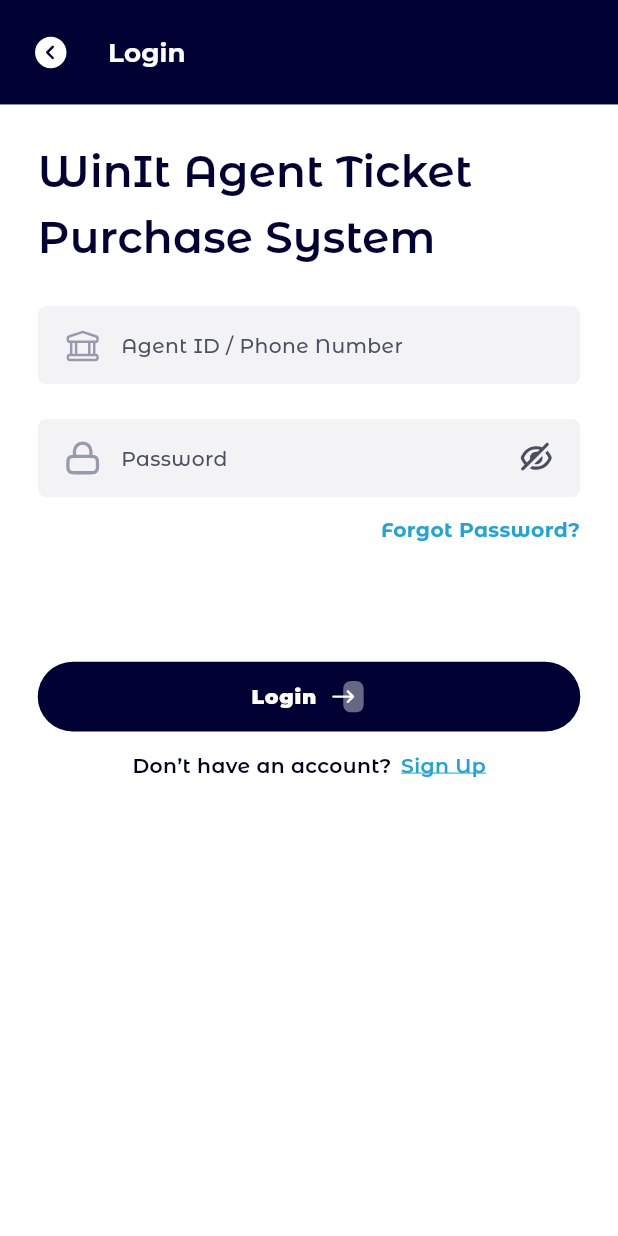
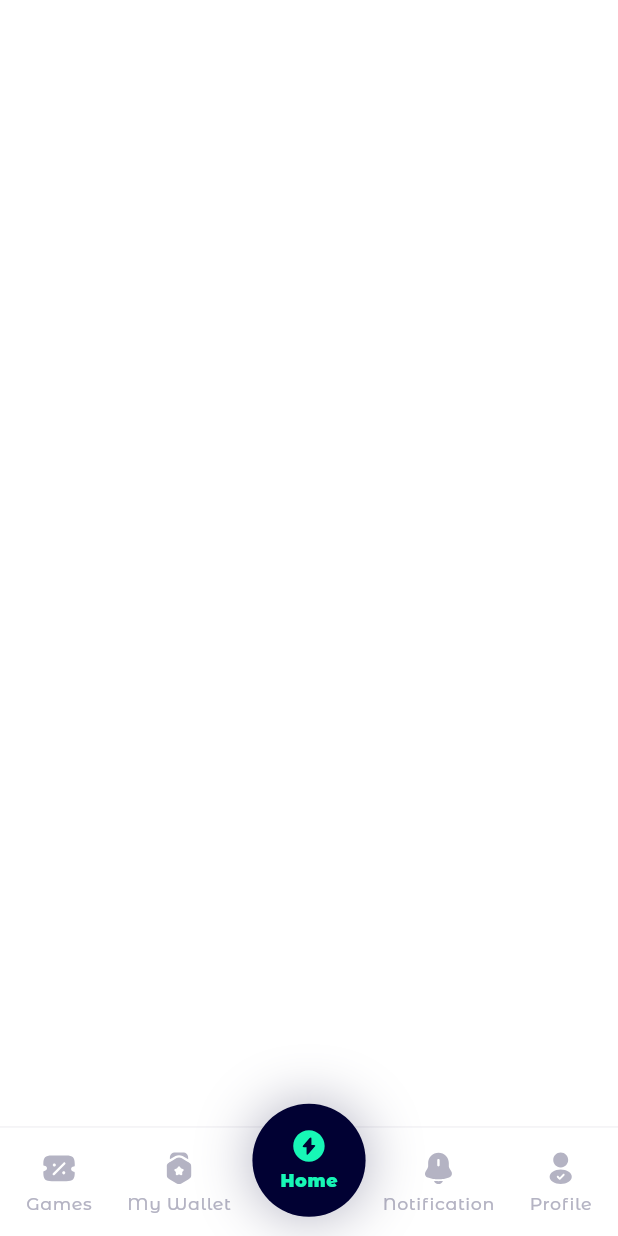
Before and after one commit to sbscphp/winit-agent-mobile, a Flutter app: the Login screen opened directly, after a tap on "Login", on a phone screen of 412 x 824 dp. Run offline on Flutter 3.47's test engine with Material 3 defaults, Android fonts, the phone set to English and light mode, and no system bars; our stand-ins replace animate_do, another_flushbar, cached_network_image, card_swiper, dio, file_picker and 19 more; missing offline and left inert: auto_size_text_plus, local_auth_android, local_auth_darwin, webview_flutter_android, webview_flutter_wkwebview; accounts and stored records are empty; project files that could hold a hidden picture were left out.

Commit message:
bottom nav implementation

```diff
--- a/lib/core/constants/app_asset.dart
+++ b/lib/core/constants/app_asset.dart
@@ -1,5 +1,6 @@
 const _imageDirectory = 'assets/images';
 const _iconDirectory = 'assets/icons';
+const _bottomNavDirectory = 'assets/icons/bottom_nav_items';
 
 class AppAsset {
   AppAsset._();
@@ -29,6 +30,13 @@
   static const String ninStack = '$_iconDirectory/nin_stack.svg';
   static const String bvnStack = '$_iconDirectory/bvn_stack.svg';
 
+  //bottom nav
+  static const String home = '$_bottomNavDirectory/home.svg';
+  static const String games = '$_bottomNavDirectory/games.svg';
+  static const String myWallet = '$_bottomNavDirectory/my_wallet.svg';
+  static const String notification = '$_bottomNavDirectory/notification.svg';
+  static const String profile = '$_bottomNavDirectory/profile.svg';
+
 
 
 
--- a/lib/core/constants/named_routes.dart
+++ b/lib/core/constants/named_routes.dart
@@ -17,6 +17,9 @@
   static const login = '/login';
   static const otp = '/otp';
 
+  //bottom-nav
+  static const bottomNav = '/bottomNav';
+
 
   //payment
   static const selectPaymentMethod = '/selectPaymentMethod';
--- a/lib/core/data/view_models/bottom_nav_view_model.dart
+++ b/lib/core/data/view_models/bottom_nav_view_model.dart
@@ -19,7 +19,11 @@
 
   //children of the bottom Nav
   final List<Widget>  _children = [
-   Container()
+    Container(), //games
+    Container(), //my wallet
+    Container(), //notification
+    Container(), // profile
+    Container(), //home
   ];
   List<Widget> get children => _children;
 
--- a/lib/ui/pages/authentication/login.dart
+++ b/lib/ui/pages/authentication/login.dart
@@ -6,7 +6,10 @@
 import 'package:winit_agent/core/constants/app_asset.dart';
 import 'package:winit_agent/core/constants/app_theme/custom_color_scheme.dart';
 import 'package:winit_agent/core/constants/color_path.dart';
+import 'package:winit_agent/core/constants/named_routes.dart';
+import 'package:winit_agent/core/utilities/navigator.dart';
 import 'package:winit_agent/core/utilities/validator.dart';
+import 'package:winit_agent/ui/pages/bottom_nav.dart';
 import 'package:winit_agent/ui/widgets/busy_overlay.dart';
 import 'package:winit_agent/ui/widgets/clickable.dart';
 import 'package:winit_agent/ui/widgets/custom_appbar.dart';
@@ -126,7 +129,8 @@
                              CustomButton(
                                  buttonText: 'Login',
                                  suffixIcon: AppAsset.login,
-                                 onPressed: () async{
+                                 onPressed: () {
+                                   pushNavigation(context: context, widget: const BottomNav(), routeName: NamedRoutes.bottomNav);
                                  }
                              ),
                              SizedBox(height: 13.h,),
--- a/lib/ui/pages/bottom_nav.dart
+++ b/lib/ui/pages/bottom_nav.dart
@@ -1,130 +1,79 @@
-// import 'package:flutter/material.dart';
-// import 'package:flutter/scheduler.dart';
-// import 'package:flutter/services.dart';
-// import 'package:flutter_riverpod/flutter_riverpod.dart';
-// import 'package:flutter_screenutil/flutter_screenutil.dart';
-// import 'package:winit_agent/core/data/view_models/authentication_view_models/login_view_model.dart';
-// import 'package:winit_agent/core/data/view_models/bottom_nav_view_model.dart';
-// import 'package:winit_agent/core/data/view_models/notification_view_models/notification_settings_view_model.dart';
-// import 'package:winit_agent/core/data/view_models/profile_view_models/profile_view_model.dart';
-// import 'package:winit_agent/core/data/view_models/profile_view_models/spend_limit_view_model.dart';
-// import 'package:winit_agent/core/data/view_models/referral_view_model.dart';
-// import 'package:winit_agent/core/utilities/firebase_messaging_utils.dart';
-// import 'package:winit_agent/ui/widgets/custom_bottom_nav.dart';
-//
-// class BottomNav extends ConsumerStatefulWidget {
-//   const BottomNav({super.key});
-//
-//   @override
-//   ConsumerState<BottomNav> createState() => _BottomNavState();
-// }
-//
-// class _BottomNavState extends ConsumerState<BottomNav> {
-//
-//   @override
-//   void initState() {
-//
-//     //init push notification listeners
-//     //FirebaseMessagingUtils.pushNotificationListenerInit(context: context, ref: ref);
-//
-//     super.initState();
-//   }
-//
-//
-//
-//   @override
-//   Widget build(BuildContext context) {
-//     return PopScope(
-//       canPop: false,
-//       onPopInvokedWithResult: (bool didPop, Object? result) async {
-//         if (didPop) {
-//           return;
-//         }
-//       },
-//       child: AnnotatedRegion<SystemUiOverlayStyle>(
-//         value: SystemUiOverlayStyle.light,
-//         child: Scaffold(
-//             extendBodyBehindAppBar: true,
-//           // floatingActionButton: GestureDetector(
-//           //   onTap: () {
-//           //     // Handle center tap
-//           //   },
-//           //   child: Container(
-//           //     width: 120,
-//           //     height: 120,
-//           //     decoration: BoxDecoration(
-//           //       shape: BoxShape.circle,
-//           //       color: Colors.blue,
-//           //       boxShadow: [
-//           //         BoxShadow(
-//           //           color: Colors.black26,
-//           //           blurRadius: 8,
-//           //           offset: Offset(0, 4),
-//           //         ),
-//           //       ],
-//           //     ),
-//           //     child: Icon(Icons.add, color: Colors.white),
-//           //   ),
-//           // ),
-//           // floatingActionButtonLocation: FloatingActionButtonLocation.centerDocked,
-//             bottomNavigationBar: loginVm.isLoggedIn ? Container(
-//               decoration: const BoxDecoration(
-//                 color: Colors.transparent,
-//                 // boxShadow: [
-//                 //   BoxShadow(
-//                 //     color: Colors.black.withOpacity(0.1),
-//                 //     spreadRadius: 2,
-//                 //     blurRadius: 2,
-//                 //     offset: const Offset(0, 0.75),
-//                 //   ),
-//                 // ],
-//               ),
-//               child: Theme(
-//                 data: Theme.of(context).copyWith(
-//                   splashColor: Colors.transparent,
-//                   highlightColor: Colors.transparent,
-//                 ),
-//                 child: Padding(
-//                   padding: EdgeInsets.only(top: 0.h),
-//                   child: CustomBottomNav(
-//                   selectedIndex: bottomNavVm.currentIndex,
-//                   onChanged: (index) {
-//                     bottomNavVm.updateIndex(index);
-//                   },
-//                 ),
-//                   // child: BottomNavigationBar(
-//                   //     onTap: (index){
-//                   //       // if(index == 2){
-//                   //       //   pushNavigation(context: context, widget: const Search(), routeName: NamedRoutes.search);
-//                   //       //   return;
-//                   //       // }
-//                   //       bottomNavVm.updateIndex(index);
-//                   //     },
-//                   //     type: BottomNavigationBarType.fixed,
-//                   //     unselectedFontSize: 14.sp,
-//                   //     selectedFontSize: 14.sp,
-//                   //     selectedItemColor: ColorPath.curiousBlue,
-//                   //     unselectedItemColor: Theme.of(context).colorScheme.textPrimary,
-//                   //     selectedLabelStyle: const TextStyle(
-//                   //       fontWeight: FontWeight.w800
-//                   //     ),
-//                   //     unselectedLabelStyle: const TextStyle(
-//                   //         fontWeight: FontWeight.w500
-//                   //     ),
-//                   //     elevation: 0,
-//                   //     backgroundColor: Colors.transparent,
-//                   //     currentIndex: bottomNavVm.currentIndex,
-//                   //     items: bottomNavItems(context)),
-//                 ),
-//               ),
-//             ):null,
-//             body: SafeArea(
-//                 top: false,
-//                 bottom: false,
-//                 child: IndexedStack(
-//                     index: bottomNavVm.currentIndex, children: bottomNavVm.children)),
-//           ),
-//       ),
-//     );
-//   }
-// }
+import 'package:flutter/material.dart';
+import 'package:flutter/services.dart';
+import 'package:flutter_riverpod/flutter_riverpod.dart';
+import 'package:flutter_screenutil/flutter_screenutil.dart';
+import 'package:winit_agent/core/data/view_models/bottom_nav_view_model.dart';
+import 'package:winit_agent/ui/widgets/custom_bottom_nav.dart';
+
+class BottomNav extends ConsumerStatefulWidget {
+  const BottomNav({super.key});
+
+  @override
+  ConsumerState<BottomNav> createState() => _BottomNavState();
+}
+
+class _BottomNavState extends ConsumerState<BottomNav> {
+
+  @override
+  void initState() {
+
+    //init push notification listeners
+    //FirebaseMessagingUtils.pushNotificationListenerInit(context: context, ref: ref);
+
+    super.initState();
+  }
+
+
+
+  @override
+  Widget build(BuildContext context) {
+    final vm = ref.watch(bottomNavViewModel);
+    return PopScope(
+      canPop: false,
+      onPopInvokedWithResult: (bool didPop, Object? result) async {
+        if (didPop) {
+          return;
+        }
+      },
+      child: AnnotatedRegion<SystemUiOverlayStyle>(
+        value: SystemUiOverlayStyle.light,
+        child: Scaffold(
+            extendBodyBehindAppBar: true,
+            bottomNavigationBar: Container(
+              decoration: const BoxDecoration(
+                color: Colors.transparent,
+                // boxShadow: [
+                //   BoxShadow(
+                //     color: Colors.black.withOpacity(0.1),
+                //     spreadRadius: 2,
+                //     blurRadius: 2,
+                //     offset: const Offset(0, 0.75),
+                //   ),
+                // ],
+              ),
+              child: Theme(
+                data: Theme.of(context).copyWith(
+                  splashColor: Colors.transparent,
+                  highlightColor: Colors.transparent,
+                ),
+                child: Padding(
+                  padding: EdgeInsets.only(top: 0.h),
+                  child: CustomBottomNav(
+                  selectedIndex: vm.currentIndex,
+                  onChanged: (index) {
+                    vm.updateIndex(index);
+                  },
+                ),
+                ),
+              ),
+            ),
+            body: SafeArea(
+                top: false,
+                bottom: false,
+                child: IndexedStack(
+                    index: vm.currentIndex, children: vm.children)),
+          ),
+      ),
+    );
+  }
+}
--- a/lib/ui/widgets/custom_bottom_nav.dart
+++ b/lib/ui/widgets/custom_bottom_nav.dart
@@ -1,7 +1,6 @@
 import 'package:flutter/material.dart';
 import 'package:flutter_screenutil/flutter_screenutil.dart';
 import 'package:winit_agent/core/constants/app_asset.dart';
-import 'package:winit_agent/core/constants/app_theme/custom_color_scheme.dart';
 import 'package:winit_agent/core/constants/color_path.dart';
 import 'package:winit_agent/ui/widgets/clickable.dart';
 import 'package:winit_agent/ui/widgets/custom_svg.dart';
@@ -38,37 +37,14 @@
                 //mainAxisAlignment: MainAxisAlignment.spaceBetween,
                 mainAxisAlignment: MainAxisAlignment.spaceAround,
                 children: [
-                  navItem(context, 0, 'My Games', AppAsset.logo),
+                  navItem(context, 0, 'Games', AppAsset.games),
                   //navItem(context, 0, 'Games', AppAsset.games),
                   SizedBox(width: 4.w),
-                  navItem(context, 1, 'Reward', AppAsset.logo),
+                  navItem(context, 1, 'My Wallet', AppAsset.myWallet),
                   SizedBox(width: 78.w,),
-                  navItem(context, 2, 'Notification', AppAsset.logo),
+                  navItem(context, 2, 'Notification', AppAsset.notification),
                   SizedBox(width: 4.w),
-                  navItem(context, 3, 'More', AppAsset.logo),
-
-
-
-
-
-
-                  // Row(
-                  //   children: [
-                  //     navItem(context, 0, 'My Games', AppAsset.myGames),
-                  //     //navItem(context, 0, 'Games', AppAsset.games),
-                  //     SizedBox(width: 10.w),
-                  //     navItem(context, 1, 'Reward', AppAsset.reward),
-                  //     //navItem(context, 1, 'My Games', AppAsset.myGames),
-                  //   ],
-                  // ),
-                  // Row(
-                  //   children: [
-                  //     //navItem(context, 2, 'Reward', AppAsset.reward),
-                  //     navItem(context, 2, 'Notification', AppAsset.notification),
-                  //     SizedBox(width: 10.w),
-                  //     navItem(context, 3, 'Settings', AppAsset.settings),
-                  //   ],
-                  // ),
+                  navItem(context, 3, 'Profile', AppAsset.profile),
                 ],
               ),
             ),
@@ -100,7 +76,7 @@
                   child: Column(
                     mainAxisAlignment: MainAxisAlignment.center,
                     children: [
-                      const CustomSvg(asset: AppAsset.logo,
+                      const CustomSvg(asset: AppAsset.home,
                         colorFilter: ColorFilter.mode(
                           ColorPath.turquoiseGreen,
                           BlendMode.srcIn,
@@ -146,7 +122,7 @@
                 fontWeight: isSelected ? FontWeight.w700 : FontWeight.w500,
                 color: isSelected
                     ? ColorPath.curiousBlue
-                    : Theme.of(context).colorScheme.textPrimary,
+                    : ColorPath.frenchGrey,
             )
           ),
         ],
```
Also changed, not shown: assets/icons/bottom_nav_items/games.svg (added), assets/icons/bottom_nav_items/home.svg (added), assets/icons/bottom_nav_items/my_wallet.svg (added), assets/icons/bottom_nav_items/notification.svg (added), assets/icons/bottom_nav_items/profile.svg (added).
